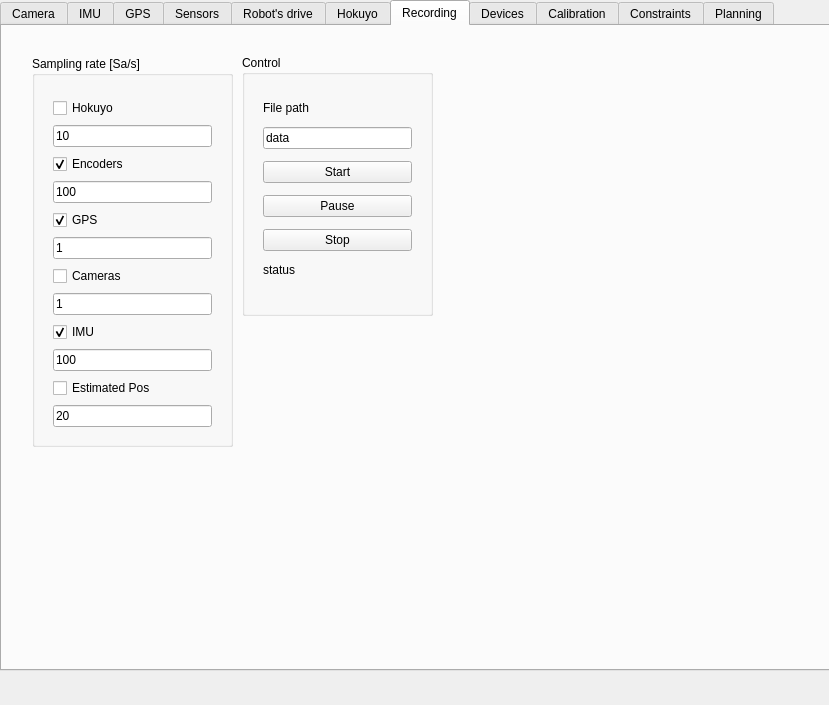
Before: the Qt Designer form TapasQt/TapasQt.ui in LRMPUT/TAPAS, drawn with Qt 5.
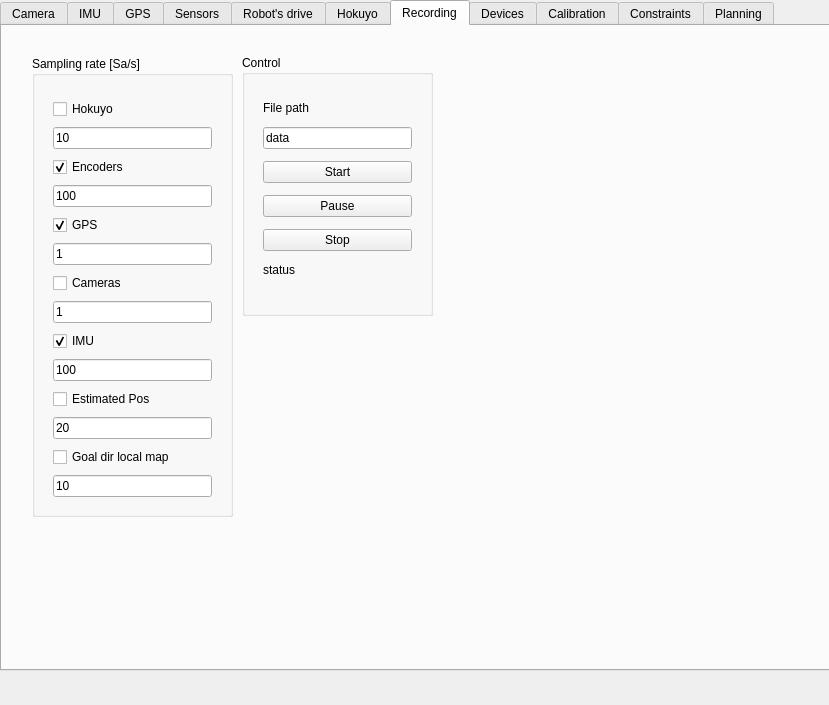
After: the same form once the commit is applied. The open tabs and pages were chosen to show the change.

The edit to the form file:
```diff
--- a/TapasQt/TapasQt.ui
+++ b/TapasQt/TapasQt.ui
@@ -1166,7 +1166,7 @@
         <x>30</x>
         <y>30</y>
         <width>201</width>
-        <height>391</height>
+        <height>461</height>
        </rect>
       </property>
       <property name="title">
@@ -1178,7 +1178,7 @@
          <x>10</x>
          <y>30</y>
          <width>181</width>
-         <height>362</height>
+         <height>431</height>
         </rect>
        </property>
        <layout class="QVBoxLayout" name="verticalLayout">
@@ -1284,6 +1284,20 @@
           </property>
          </widget>
         </item>
+        <item>
+         <widget class="QCheckBox" name="includeGoalDirLocalMapCheckBox">
+          <property name="text">
+           <string>Goal dir local map</string>
+          </property>
+         </widget>
+        </item>
+        <item>
+         <widget class="QLineEdit" name="saRateGoalDirLocalMapLineEdit">
+          <property name="text">
+           <string>10</string>
+          </property>
+         </widget>
+        </item>
        </layout>
       </widget>
      </widget>
```
Left out of the diff: 2 changed lines with no effect on the pictures.
